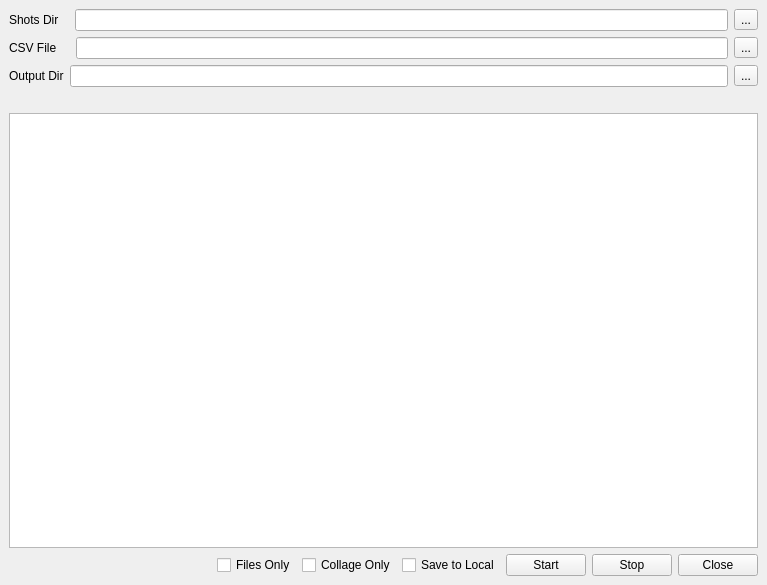
The window that ui/main.ui (iceanimations/createShots) describes before a commit, drawn with Qt 5.
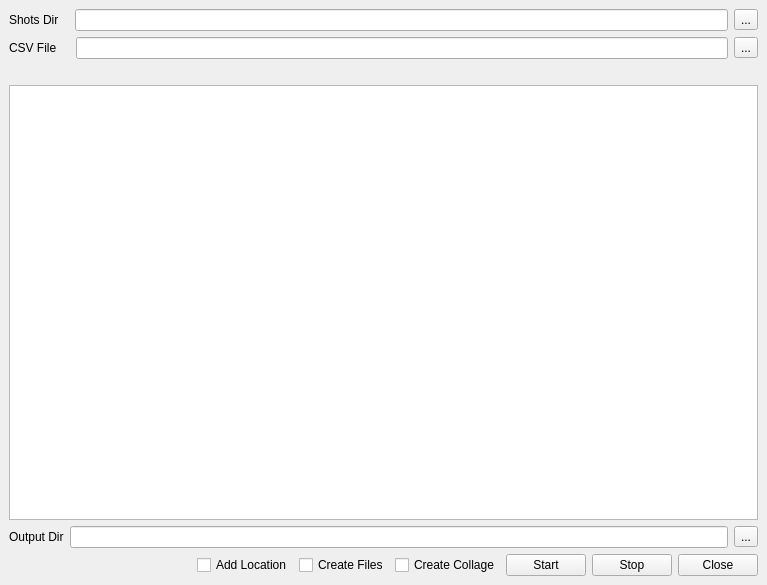
The same window after the commit.

Commit message: create files and create collage buttons added

What changed in the file:
```diff
--- a/ui/main.ui
+++ b/ui/main.ui
@@ -68,31 +68,6 @@
       </item>
      </layout>
     </item>
-    <item>
-     <layout class="QHBoxLayout" name="horizontalLayout_4">
-      <item>
-       <widget class="QLabel" name="label_3">
-        <property name="text">
-         <string>Output Dir</string>
-        </property>
-       </widget>
-      </item>
-      <item>
-       <widget class="QLineEdit" name="outputPathBox">
-        <property name="toolTip">
-         <string>Path to save maya files</string>
-        </property>
-       </widget>
-      </item>
-      <item>
-       <widget class="QToolButton" name="browseButton1">
-        <property name="text">
-         <string>...</string>
-        </property>
-       </widget>
-      </item>
-     </layout>
-    </item>
     <item>
      <widget class="QLabel" name="statusLabel">
       <property name="text">
@@ -114,6 +89,31 @@
       </item>
      </layout>
     </item>
+    <item>
+     <layout class="QHBoxLayout" name="horizontalLayout_4">
+      <item>
+       <widget class="QLabel" name="label_3">
+        <property name="text">
+         <string>Output Dir</string>
+        </property>
+       </widget>
+      </item>
+      <item>
+       <widget class="QLineEdit" name="outputPathBox">
+        <property name="toolTip">
+         <string>Path to save maya files</string>
+        </property>
+       </widget>
+      </item>
+      <item>
+       <widget class="QToolButton" name="browseButton1">
+        <property name="text">
+         <string>...</string>
+        </property>
+       </widget>
+      </item>
+     </layout>
+    </item>
     <item>
      <layout class="QHBoxLayout" name="horizontalLayout_3">
       <item>
@@ -129,33 +129,33 @@
         </property>
        </spacer>
       </item>
-      <item>
-       <widget class="QCheckBox" name="filesOnlyButton">
-        <property name="toolTip">
-         <string>Create maya files only, don't create collage</string>
-        </property>
-        <property name="text">
-         <string>Files Only</string>
-        </property>
-       </widget>
-      </item>
-      <item>
-       <widget class="QCheckBox" name="collageOnlyButton">
-        <property name="toolTip">
-         <string>Don't create maya shot files</string>
-        </property>
-        <property name="text">
-         <string>Collage Only</string>
-        </property>
-       </widget>
-      </item>
       <item>
        <widget class="QCheckBox" name="saveToLocalButton">
         <property name="toolTip">
          <string>Save shots to C:\Users\USER.NAME\Documents\create_shots</string>
         </property>
         <property name="text">
-         <string>Save to Local</string>
+         <string>Add Location</string>
+        </property>
+       </widget>
+      </item>
+      <item>
+       <widget class="QCheckBox" name="createFilesButton">
+        <property name="toolTip">
+         <string>Create and save maya files</string>
+        </property>
+        <property name="text">
+         <string>Create Files</string>
+        </property>
+       </widget>
+      </item>
+      <item>
+       <widget class="QCheckBox" name="createCollageButton">
+        <property name="toolTip">
+         <string>Take snapshots for each shot and create a collage</string>
+        </property>
+        <property name="text">
+         <string>Create Collage</string>
         </property>
        </widget>
       </item>
```
Left out of the diff: 60 changed lines with no effect on the pictures. The commit also changes 4 other files.
